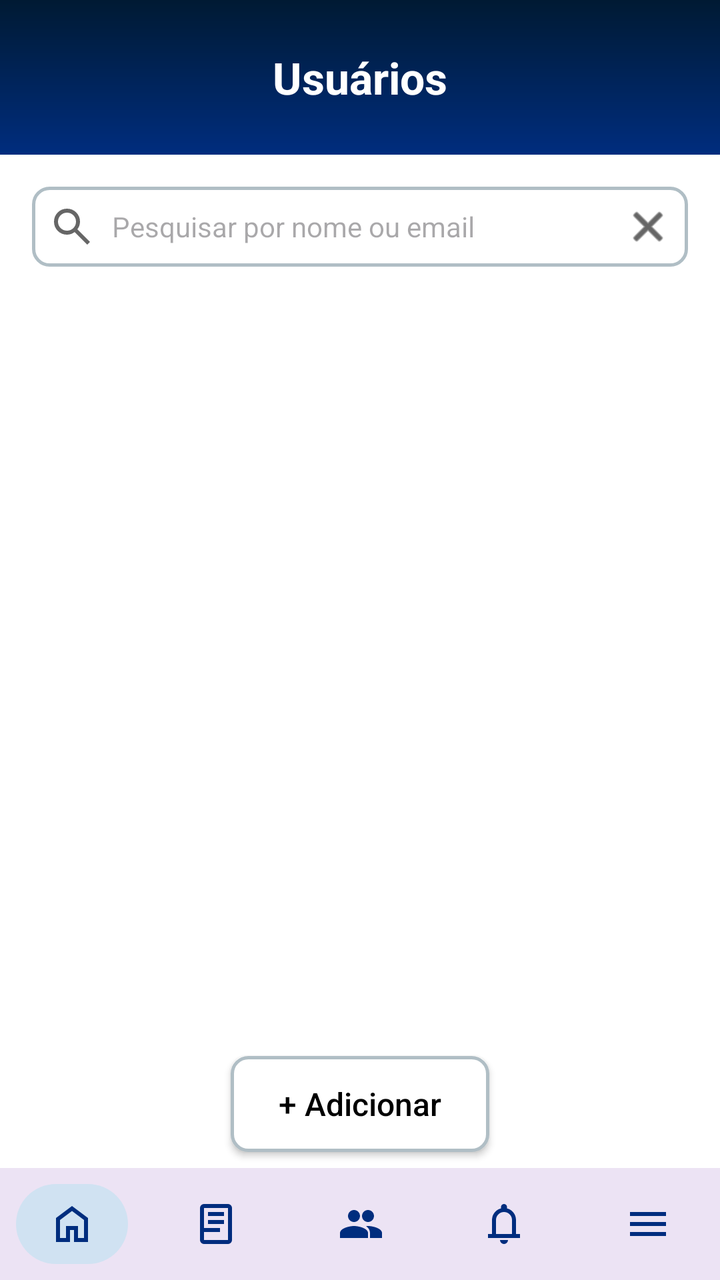
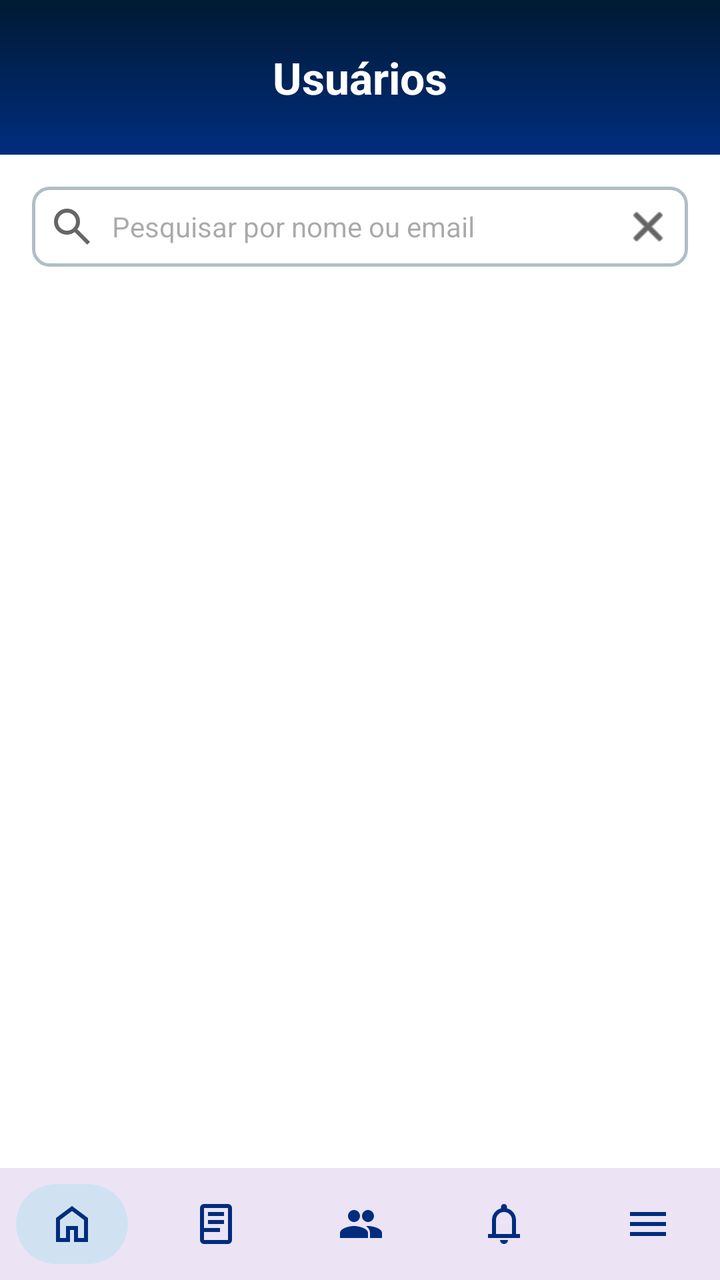

The first picture is an Android layout as it rendered before a commit; the second is the same layout after the commit. The layout source and the unified diff follow.
<!-- AndroidManifest.xml: application theme Theme.Bibliotecaapp -->
<!-- res/layout/tela_usuarioadm.xml -->
<?xml version="1.0" encoding="utf-8"?>
<LinearLayout xmlns:android="http://schemas.android.com/apk/res/android"
    xmlns:app="http://schemas.android.com/apk/res-auto"
    xmlns:tools="http://schemas.android.com/tools"
    android:id="@+id/main"
    android:layout_width="match_parent"
    android:layout_height="match_parent"
    android:background="#FFFFFF"
    android:orientation="vertical"
    tools:context=".UsuarioadmActivity">

    
    <LinearLayout
        android:layout_width="match_parent"
        android:layout_height="0dp"
        android:layout_weight="1"
        android:orientation="vertical">

        
        <TextView
            android:id="@+id/txtTitulo"
            style="@style/AppHeader"
            android:text="Usuários" />

        
        <LinearLayout
            android:layout_width="match_parent"
            android:layout_height="wrap_content"
            android:layout_margin="16dp"
            android:background="@drawable/background_campo_input"
            android:gravity="center_vertical"
            android:orientation="horizontal"
            android:padding="8dp">

            <ImageView
                android:layout_width="24dp"
                android:layout_height="24dp"
                android:src="@drawable/ic_search"
                app:tint="#666666" />

            <EditText
                android:id="@+id/editBusca"
                android:layout_width="0dp"
                android:layout_height="wrap_content"
                android:layout_marginStart="8dp"
                android:layout_weight="1"
                android:background="@android:color/transparent"
                android:hint="Pesquisar por nome ou email"
                android:inputType="text"
                android:textSize="14sp" />

            <ImageView
                android:id="@+id/btnClearBusca"
                android:layout_width="24dp"
                android:layout_height="24dp"
                android:src="@android:drawable/ic_menu_close_clear_cancel"
                app:tint="#000000" />

        </LinearLayout>

        
        <androidx.recyclerview.widget.RecyclerView
            android:id="@+id/recyclerUsuarios"
            android:layout_width="match_parent"
            android:layout_height="0dp"
            android:layout_weight="1"
            android:paddingBottom="8dp"
            android:clipToPadding="false"
            tools:listitem="@layout/item_usuario" />

        
        <androidx.appcompat.widget.AppCompatButton
            android:id="@+id/btnAdicionar"
            android:layout_width="wrap_content"
            android:layout_height="wrap_content"
            android:layout_gravity="center_horizontal"
            android:layout_marginVertical="8dp"
            android:background="@drawable/background_campo_input"
            android:paddingHorizontal="24dp"
            android:text="+ Adicionar"
            android:textAllCaps="false"
            android:textColor="#000000"
            android:textSize="16sp" />

    </LinearLayout>

    <include layout="@layout/navbar_admin_layout" />

</LinearLayout>
<!-- res/layout/item_usuario.xml (included above) -->
<?xml version="1.0" encoding="utf-8"?>
<androidx.cardview.widget.CardView xmlns:android="http://schemas.android.com/apk/res/android"
    xmlns:app="http://schemas.android.com/apk/res-auto"
    android:layout_width="match_parent"
    android:layout_height="wrap_content"
    android:layout_marginHorizontal="16dp"
    android:layout_marginVertical="8dp"
    app:cardCornerRadius="8dp"
    app:cardElevation="2dp">

    <androidx.constraintlayout.widget.ConstraintLayout
        android:layout_width="match_parent"
        android:layout_height="wrap_content"
        android:padding="12dp">

        <TextView
            android:id="@+id/txtNomeUsuario"
            android:layout_width="0dp"
            android:layout_height="wrap_content"
            android:text="Bruno Facó"
            android:textColor="#000000"
            android:textSize="18sp"
            android:textStyle="bold"
            app:layout_constraintEnd_toStartOf="@+id/layoutInfoDireita"
            app:layout_constraintStart_toStartOf="parent"
            app:layout_constraintTop_toTopOf="parent" />

        <TextView
            android:id="@+id/txtEmailUsuario"
            android:layout_width="0dp"
            android:layout_height="wrap_content"
            android:layout_marginTop="4dp"
            android:text="bruno@fuja.com"
            android:textColor="#666666"
            android:textSize="14sp"
            app:layout_constraintEnd_toStartOf="@+id/layoutInfoDireita"
            app:layout_constraintStart_toStartOf="parent"
            app:layout_constraintTop_toBottomOf="@id/txtNomeUsuario" />

        <LinearLayout
            android:id="@+id/layoutInfoDireita"
            android:layout_width="wrap_content"
            android:layout_height="wrap_content"
            android:gravity="end"
            android:orientation="vertical"
            app:layout_constraintBottom_toBottomOf="parent"
            app:layout_constraintEnd_toEndOf="parent"
            app:layout_constraintTop_toTopOf="parent">

            <LinearLayout
                android:layout_width="wrap_content"
                android:layout_height="wrap_content"
                android:gravity="center_vertical"
                android:orientation="horizontal">

                <ImageView
                    android:layout_width="20dp"
                    android:layout_height="20dp"
                    android:src="@drawable/ic_acervo"
                    app:tint="#000000" />

                <TextView
                    android:id="@+id/txtQtdLivros"
                    android:layout_width="wrap_content"
                    android:layout_height="wrap_content"
                    android:layout_marginStart="4dp"
                    android:text="2"
                    android:textColor="#000000"
                    android:textSize="16sp" />
            </LinearLayout>

            <TextView
                android:id="@+id/txtMulta"
                android:layout_width="wrap_content"
                android:layout_height="wrap_content"
                android:layout_marginTop="4dp"
                android:text="R$: 0,00"
                android:textColor="#000000"
                android:textSize="14sp" />
        </LinearLayout>

    </androidx.constraintlayout.widget.ConstraintLayout>
</androidx.cardview.widget.CardView>
<!-- res/layout/navbar_admin_layout.xml (included above) -->
<?xml version="1.0" encoding="utf-8"?>
<com.google.android.material.bottomnavigation.BottomNavigationView
    xmlns:android="http://schemas.android.com/apk/res/android"
    xmlns:app="http://schemas.android.com/apk/res-auto"
    android:id="@+id/bottomNavAdmin"
    style="@style/NavBar"
    android:layout_width="match_parent"
    android:layout_height="wrap_content"
    app:menu="@menu/admin_bottom_menu"/>
<!-- resources referenced by this layout -->
<resources>
  <!-- drawable background_campo_input (drawable) -->
  <?xml version="1.0" encoding="utf-8"?>
  <shape xmlns:android="http://schemas.android.com/apk/res/android"
      android:shape="rectangle">
  
      <solid android:color="#FFFFFF" />
  
      <stroke
          android:width="1.5dp"
          android:color="#B0BEC5" />
  
      <corners android:radius="8dp" />
  
  </shape>
  <!-- drawable ic_acervo (drawable) -->
  <vector xmlns:android="http://schemas.android.com/apk/res/android"
      android:width="24dp"
      android:height="24dp"
      android:viewportWidth="960"
      android:viewportHeight="960">
    <path
        android:pathData="M240,880q-33,0 -56.5,-23.5T160,800L160,160q0,-33 23.5,-56.5T240,80l480,0q33,0 56.5,23.5T800,160l0,640q0,33 -23.5,56.5T720,880L240,880ZM240,800l480,0 0,-640L240,160l0,640ZM240,800l0,-640 0,640ZM320,320l320,0 0,-80 -320,0 0,80ZM320,480l320,0 0,-80 -320,0 0,80ZM320,640l240,0 0,-80 -320,0 0,80Z"
        android:fillColor="#e3e3e3"/>
  </vector>
  <!-- drawable ic_search (drawable) -->
  <vector xmlns:android="http://schemas.android.com/apk/res/android"
      android:width="24dp"
      android:height="24dp"
      android:viewportWidth="960"
      android:viewportHeight="960">
    <path
        android:pathData="M784,840 L532,588q-30,24 -69,38t-83,14q-109,0 -184.5,-75.5T120,380q0,-109 75.5,-184.5T380,120q109,0 184.5,75.5T640,380q0,44 -14,83t-38,69l252,252 -56,56ZM380,560q75,0 127.5,-52.5T560,380q0,-75 -52.5,-127.5T380,200q-75,0 -127.5,52.5T200,380q0,75 52.5,127.5T380,560Z"
        android:fillColor="#e3e3e3"/>
  </vector>
  <style name="AppHeader">
          <item name="android:layout_width">match_parent</item>
          <item name="android:layout_height">wrap_content</item>
          <item name="android:background">@drawable/background_header</item>
          <item name="android:gravity">center</item>
  
          
          <item name="android:paddingStart">24dp</item>
          <item name="android:paddingEnd">24dp</item>
  
          
          <item name="android:paddingTop">24dp</item>
          <item name="android:paddingBottom">24dp</item>
          <item name="android:minHeight">72dp</item>
  
          
          <item name="android:textColor">#FFFFFF</item>
          <item name="android:textSize">22sp</item>
          <item name="android:textStyle">bold</item>
      </style>
  <style name="NavBar" parent="Widget.MaterialComponents.BottomNavigationView">
          <item name="itemBackground">@drawable/nav_item_background</item>
          <item name="itemRippleColor">@android:color/transparent</item>
          <item name="itemIconTint">#002D7E</item>
          <item name="itemTextColor">@null</item>
          <item name="labelVisibilityMode">unlabeled</item>
      </style>
  <style name="Theme.Bibliotecaapp" parent="Base.Theme.Bibliotecaapp" />
  <!-- drawable background_header (drawable) -->
  <?xml version="1.0" encoding="utf-8"?>
  <shape xmlns:android="http://schemas.android.com/apk/res/android">
  
      <gradient
          android:type="linear"
          android:angle="270"
          android:startColor="#001A33"
          android:endColor="#002D7E" />
  
      <corners android:radius="0dp" />
  
  </shape>
  <!-- drawable nav_item_background (drawable) -->
  <?xml version="1.0" encoding="utf-8"?>
  <selector xmlns:android="http://schemas.android.com/apk/res/android">
  
      
      <item android:state_checked="true">
          <inset
              android:insetLeft="8dp"
              android:insetRight="8dp"
              android:insetTop="8dp"
              android:insetBottom="8dp">
  
              <shape android:shape="rectangle">
                  <solid android:color="#D0E2F2"/>
                  <corners android:radius="100dp"/>
              </shape>
  
          </inset>
      </item>
  
      
      <item>
          <color android:color="@android:color/transparent"/>
      </item>
  
  </selector>
  <style name="Base.Theme.Bibliotecaapp" parent="Theme.Material3.DayNight.NoActionBar">
          
          
      </style>
</resources>

<!-- the commit's change to res/layout/tela_usuarioadm.xml (unified diff, before → after) -->
@@ -67,20 +67,6 @@
             android:paddingBottom="8dp"
             android:clipToPadding="false"
             tools:listitem="@layout/item_usuario" />
-
-        
-        <androidx.appcompat.widget.AppCompatButton
-            android:id="@+id/btnAdicionar"
-            android:layout_width="wrap_content"
-            android:layout_height="wrap_content"
-            android:layout_gravity="center_horizontal"
-            android:layout_marginVertical="8dp"
-            android:background="@drawable/background_campo_input"
-            android:paddingHorizontal="24dp"
-            android:text="+ Adicionar"
-            android:textAllCaps="false"
-            android:textColor="#000000"
-            android:textSize="16sp" />
 
     </LinearLayout>
 
